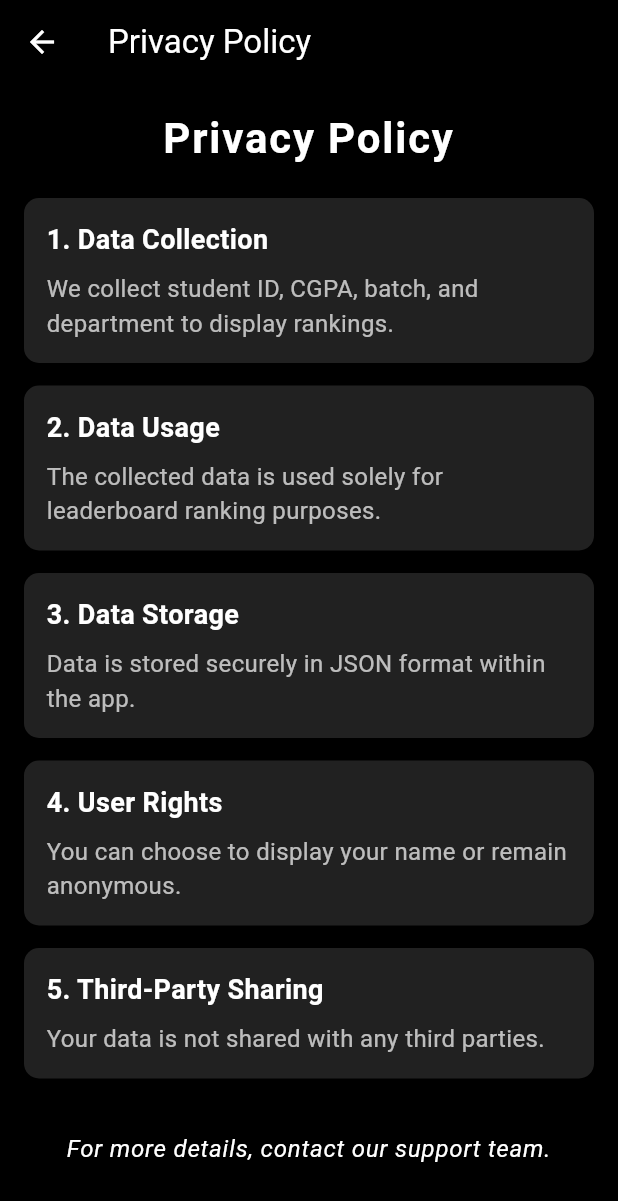
After one commit to bitstreamofficial/DIU_LeaderBoard, a Flutter app: the SettingsView screen opened directly, after a tap on "Privacy Policy", on a phone screen of 412 x 824 dp. The commit adds this screen. Shown: the top 1201 px of the screen. Run offline on Flutter 3.47's test engine with Material 3 defaults, Android fonts, the phone set to English and light mode, and no system bars; our stand-ins replace cloud_firestore, connectivity_plus, csv, firebase_auth, firebase_core, fl_chart and 7 more; accounts and stored records are empty; project files that could hold a hidden picture were left out.

Commit message:
privacy policy and t&c page added

```diff
--- /dev/null
+++ b/lib/Screens/privacy_policy.dart
@@ -0,0 +1,99 @@
+import 'package:flutter/material.dart';
+
+class PrivacyPolicyPage extends StatelessWidget {
+  @override
+  Widget build(BuildContext context) {
+    return Scaffold(
+      backgroundColor: Colors.black,
+      appBar: AppBar(
+        backgroundColor: Colors.black,
+        title: Text(
+          "Privacy Policy",
+          style: TextStyle(color: Colors.white),
+        ),
+        iconTheme: IconThemeData(color: Colors.white),
+      ),
+      body: Padding(
+        padding: EdgeInsets.all(16.0),
+        child: ListView(
+          children: [
+            Text(
+              "Privacy Policy",
+              style: TextStyle(
+                fontSize: 28,
+                fontWeight: FontWeight.bold,
+                color: Colors.white,
+                letterSpacing: 1.2
+              ),
+              textAlign: TextAlign.center,
+            ),
+            SizedBox(height: 20),
+            _buildPrivacySection(
+              "1. Data Collection",
+              "We collect student ID, CGPA, batch, and department to display rankings."
+            ),
+            _buildPrivacySection(
+              "2. Data Usage",
+              "The collected data is used solely for leaderboard ranking purposes."
+            ),
+            _buildPrivacySection(
+              "3. Data Storage",
+              "Data is stored securely in JSON format within the app."
+            ),
+            _buildPrivacySection(
+              "4. User Rights",
+              "You can choose to display your name or remain anonymous."
+            ),
+            _buildPrivacySection(
+              "5. Third-Party Sharing",
+              "Your data is not shared with any third parties."
+            ),
+            SizedBox(height: 20),
+            Text(
+              "For more details, contact our support team.",
+              style: TextStyle(
+                fontSize: 16,
+                fontStyle: FontStyle.italic,
+                color: Colors.white,
+                letterSpacing: 0.5
+              ),
+              textAlign: TextAlign.center,
+            ),
+          ],
+        ),
+      ),
+    );
+  }
+
+  Widget _buildPrivacySection(String title, String content) {
+    return Container(
+      margin: EdgeInsets.only(bottom: 15),
+      padding: EdgeInsets.all(15),
+      decoration: BoxDecoration(
+        color: Colors.grey[900],
+        borderRadius: BorderRadius.circular(10),
+      ),
+      child: Column(
+        crossAxisAlignment: CrossAxisAlignment.start,
+        children: [
+          Text(
+            title,
+            style: TextStyle(
+              fontSize: 18,
+              fontWeight: FontWeight.bold,
+              color: Colors.white
+            ),
+          ),
+          SizedBox(height: 8),
+          Text(
+            content,
+            style: TextStyle(
+              fontSize: 16,
+              color: Colors.white70
+            ),
+          ),
+        ],
+      ),
+    );
+  }
+}
--- a/lib/Screens/settings_view.dart
+++ b/lib/Screens/settings_view.dart
@@ -1,6 +1,9 @@
 import 'package:cloud_firestore/cloud_firestore.dart';
 import 'package:flutter/material.dart';
 import 'package:flutter_first/Screens/login.dart';
+import 'package:flutter_first/Screens/privacy_policy.dart';
+import 'package:flutter_first/Screens/support_contact_page.dart';
+import 'package:flutter_first/Screens/terms_conditions.dart';
 import 'package:shared_preferences/shared_preferences.dart';
 import 'package:url_launcher/url_launcher.dart';
 
@@ -448,6 +451,41 @@ class _SettingsViewState extends State<SettingsView> {
             },
           ),
           ListTile(
+            leading: const Icon(Icons.privacy_tip, color: Colors.white),
+            title: const Text('Privacy Policy', style: TextStyle(color: Colors.white)),
+            trailing: const Icon(Icons.arrow_forward_ios, color: Colors.white),
+            onTap: () {
+              Navigator.push(
+                context,
+                MaterialPageRoute(builder: (context) => PrivacyPolicyPage()),
+              );
+            },
+          ),
+          ListTile(
+            leading: const Icon(Icons.description, color: Colors.white),
+            title:
+                const Text('Terms & Conditions', style: TextStyle(color: Colors.white)),
+            trailing: const Icon(Icons.arrow_forward_ios, color: Colors.white),
+            onTap: () {
+              Navigator.push(
+                context,
+                MaterialPageRoute(builder: (context) => TermsConditionsPage()),
+              );
+            },
+          ),
+          ListTile(
+            leading: const Icon(Icons.description, color: Colors.white),
+            title:
+                const Text('Support Contact', style: TextStyle(color: Colors.white)),
+            trailing: const Icon(Icons.arrow_forward_ios, color: Colors.white),
+            onTap: () {
+              Navigator.push(
+                context,
+                MaterialPageRoute(builder: (context) => SupportContactPage()),
+              );
+            },
+          ),
+          ListTile(
             leading: const Icon(Icons.logout, color: Colors.red),
             title: const Text('Logout', style: TextStyle(color: Colors.red)),
             trailing: const Icon(Icons.arrow_forward_ios, color: Colors.red),
```
Also changed, not shown: lib/Screens/terms_conditions.dart (added, +99 -0 lines).
